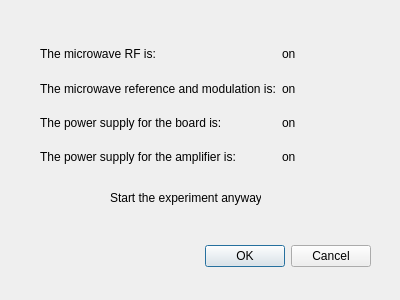
Above: gui/EPRoC/ui_eproc_check_devices.ui from gianlucamarcozzi/EPRoC_Qudi before the change. Below: the same form after it.
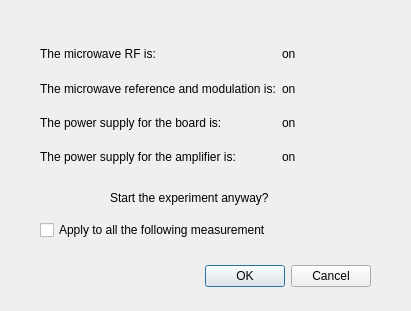
That is the form after the change.

Commit message: Add checkbox to prevent dialog

What changed in the file:
```diff
--- a/gui/EPRoC/ui_eproc_check_devices.ui
+++ b/gui/EPRoC/ui_eproc_check_devices.ui
@@ -6,8 +6,8 @@
    <rect>
     <x>0</x>
     <y>0</y>
-    <width>400</width>
-    <height>300</height>
+    <width>411</width>
+    <height>311</height>
    </rect>
   </property>
   <property name="windowTitle">
@@ -17,7 +17,7 @@
    <property name="geometry">
     <rect>
      <x>30</x>
-     <y>240</y>
+     <y>260</y>
      <width>341</width>
      <height>32</height>
     </rect>
@@ -34,7 +34,7 @@
     <rect>
      <x>110</x>
      <y>190</y>
-     <width>151</width>
+     <width>171</width>
      <height>16</height>
     </rect>
    </property>
@@ -42,7 +42,7 @@
     <string>Start the experiment anyway?</string>
    </property>
   </widget>
-  <widget class="QWidget" name="">
+  <widget class="QWidget" name="layoutWidget">
    <property name="geometry">
     <rect>
      <x>40</x>
@@ -110,6 +110,19 @@
     </item>
    </layout>
   </widget>
+  <widget class="QCheckBox" name="apply_checkBox">
+   <property name="geometry">
+    <rect>
+     <x>40</x>
+     <y>220</y>
+     <width>261</width>
+     <height>20</height>
+    </rect>
+   </property>
+   <property name="text">
+    <string>Apply to all the following measurement</string>
+   </property>
+  </widget>
  </widget>
  <resources/>
  <connections>
```
The commit also changes 1 other file.
